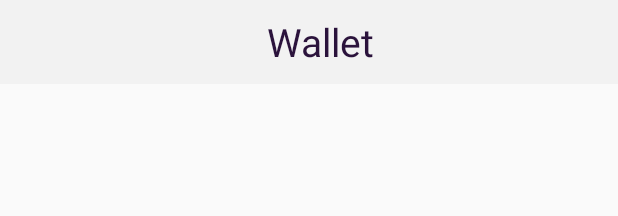
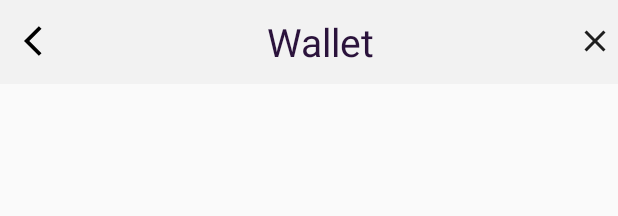
Before and after one commit to hunho247/wallet_app_credify, an Android app: the layout custom_toolbar.xml on its own in the app's theme, with its tools: preview values and no code run, on a phone screen of 412 x 824 dp. Shown: the top 216 px of the screen. Run offline under Robolectric (Android 15) with nearby library versions, the phone set to English and light mode, and no system bars.

Commit message:
Update toolbar buttons

```diff
--- a/app/src/main/java/one/credify/wallet_app_credify/app/history/adapter/HistoryAdapter.java
+++ b/app/src/main/java/one/credify/wallet_app_credify/app/history/adapter/HistoryAdapter.java
@@ -9,7 +9,6 @@ import android.widget.TextView;
 
 import androidx.recyclerview.widget.RecyclerView;
 
-import java.util.ArrayList;
 import java.util.List;
 
 import butterknife.BindView;
@@ -19,10 +18,6 @@ import one.credify.wallet_app_credify.core.model.History;
 
 public class HistoryAdapter extends RecyclerView.Adapter<HistoryAdapter.ViewHolder> {
     private List<History> mHistories;
-
-    public HistoryAdapter() {
-        mHistories = new ArrayList<>();
-    }
 
     @Override
     public HistoryAdapter.ViewHolder onCreateViewHolder(ViewGroup parent, int viewType) {
--- a/app/src/main/java/one/credify/wallet_app_credify/app/wallet/WalletContract.java
+++ b/app/src/main/java/one/credify/wallet_app_credify/app/wallet/WalletContract.java
@@ -9,9 +9,13 @@ import one.credify.wallet_app_credify.core.model.Coin;
 public interface WalletContract {
     interface WalletView extends BaseView<TransactionWalletPresenter> {
         void showWallets(List<Coin> coins);
+
+        void startHistoryActivity(Coin coin);
     }
 
     interface TransactionWalletPresenter extends BasePresenter {
         void fetchWallets();
+
+        void handleWalletClick(int index);
     }
 }
--- a/app/src/main/java/one/credify/wallet_app_credify/app/wallet/adapter/WalletAdapter.java
+++ b/app/src/main/java/one/credify/wallet_app_credify/app/wallet/adapter/WalletAdapter.java
@@ -7,7 +7,6 @@ import android.widget.TextView;
 
 import androidx.recyclerview.widget.RecyclerView;
 
-import java.util.ArrayList;
 import java.util.List;
 
 import butterknife.BindView;
@@ -17,10 +16,6 @@ import one.credify.wallet_app_credify.core.model.Coin;
 
 public class WalletAdapter extends RecyclerView.Adapter<WalletAdapter.ViewHolder> {
     private List<Coin> mCoins;
-
-    public WalletAdapter() {
-        mCoins = new ArrayList<>();
-    }
 
     @Override
     public ViewHolder onCreateViewHolder(ViewGroup parent, int viewType) {
--- /dev/null
+++ b/app/src/main/res/drawable/ic_arrow_back.xml
@@ -0,0 +1,10 @@
+<vector xmlns:android="http://schemas.android.com/apk/res/android"
+    android:width="24dp"
+    android:height="24dp"
+    android:viewportWidth="24"
+    android:viewportHeight="24"
+    android:tint="?attr/colorControlNormal">
+  <path
+      android:fillColor="@android:color/white"
+      android:pathData="M11.67,3.87L9.9,2.1 0,12l9.9,9.9 1.77,-1.77L3.54,12z"/>
+</vector>
--- a/app/src/main/res/layout/activity_main.xml
+++ b/app/src/main/res/layout/activity_main.xml
@@ -7,10 +7,4 @@
     android:padding="12dp"
     tools:context=".app.MainActivity"
     tools:ignore="MissingClass">
-
-    <Button
-        android:id="@+id/buttonid"
-        android:layout_width="wrap_content"
-        android:layout_height="wrap_content"
-        android:text="TextBtn" />
 </androidx.appcompat.widget.LinearLayoutCompat>
--- a/app/src/main/res/layout/custom_toolbar.xml
+++ b/app/src/main/res/layout/custom_toolbar.xml
@@ -1,6 +1,7 @@
 <?xml version="1.0" encoding="utf-8"?>
 <androidx.appcompat.widget.Toolbar xmlns:android="http://schemas.android.com/apk/res/android"
     xmlns:app="http://schemas.android.com/apk/res-auto"
+    xmlns:tools="http://schemas.android.com/tools"
     android:layout_width="match_parent"
     android:layout_height="56dp"
     android:background="@color/colorPrimary"
@@ -25,5 +26,35 @@
                 android:textColor="#2B133C"
                 android:textSize="26dp"/>
         </LinearLayout>
+
+        <ImageButton
+            android:id="@+id/ib_back"
+            android:layout_width="wrap_content"
+            android:layout_height="wrap_content"
+            android:layout_alignParentTop="true"
+            android:layout_alignParentBottom="true"
+            android:layout_marginTop="6dp"
+            android:layout_marginBottom="7dp"
+            android:background="@null"
+            android:tint="@color/black"
+            app:srcCompat="@drawable/ic_arrow_back"
+            tools:ignore="VectorDrawableCompat" />
+
+        <ImageButton
+            android:id="@+id/ib_close"
+            android:layout_width="wrap_content"
+            android:layout_height="wrap_content"
+            android:layout_alignParentTop="true"
+            android:layout_alignParentEnd="true"
+            android:layout_alignParentRight="true"
+            android:layout_alignParentBottom="true"
+            android:layout_marginTop="6dp"
+            android:layout_marginEnd="3dp"
+            android:layout_marginRight="3dp"
+            android:layout_marginBottom="7dp"
+            android:background="@null"
+            android:tint="@color/black"
+            app:srcCompat="@drawable/ic_close"
+            tools:ignore="VectorDrawableCompat" />
     </RelativeLayout>
 </androidx.appcompat.widget.Toolbar>
```
Also changed, not shown: app/src/main/java/one/credify/wallet_app_credify/app/MainActivity.java (+1 -22 lines), app/src/main/java/one/credify/wallet_app_credify/app/base/BaseActivity.java (+39 -0 lines), app/src/main/java/one/credify/wallet_app_credify/app/base/BaseActivityCallback.java (+8 -0 lines), app/src/main/java/one/credify/wallet_app_credify/app/wallet/presenter/WalletPresenter.java (+10 -2 lines), app/src/main/java/one/credify/wallet_app_credify/app/wallet/ui/WalletActivity.java (+20 -4 lines), app/src/main/java/one/credify/wallet_app_credify/core/utils/RecyclerItemClickListener.java (added, +57 -0 lines).
